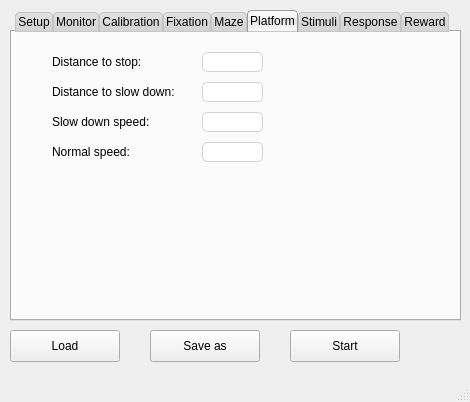
Qt form gui.ui (Ribena-dev/ExpPlatform_2) before a commit.
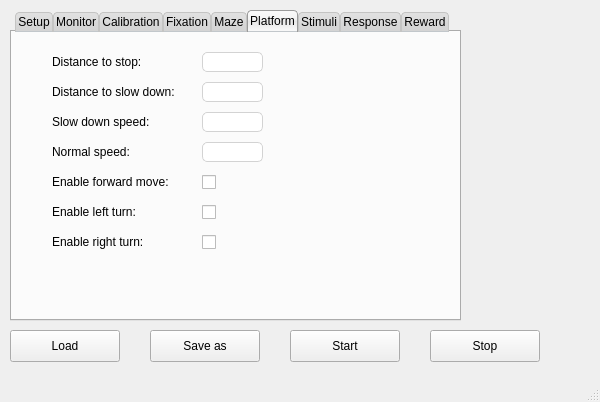
The same form after that commit. The open tabs and pages were chosen to show the change.

Commit message: added in modified,move_avg and sonar test

What changed in the file:
```diff
--- a/gui.ui
+++ b/gui.ui
@@ -6,7 +6,7 @@
    <rect>
     <x>0</x>
     <y>0</y>
-    <width>470</width>
+    <width>600</width>
     <height>402</height>
    </rect>
   </property>
@@ -39,6 +39,19 @@
      <string>Start</string>
     </property>
    </widget>
+   <widget class="QPushButton" name="stop_button">
+    <property name="geometry">
+     <rect>
+      <x>430</x>
+      <y>330</y>
+      <width>110</width>
+      <height>32</height>
+     </rect>
+    </property>
+    <property name="text">
+     <string>Stop</string>
+    </property>
+   </widget>
    <widget class="QTabWidget" name="calibration_tab_2">
     <property name="geometry">
      <rect>
@@ -1496,6 +1509,45 @@
        <string>Normal speed:</string>
       </property>
      </widget>
+     <widget class="QLabel" name="label_65">
+      <property name="geometry">
+       <rect>
+        <x>40</x>
+        <y>140</y>
+        <width>141</width>
+        <height>20</height>
+       </rect>
+      </property>
+      <property name="text">
+       <string>Enable forward move:</string>
+      </property>
+     </widget>
+     <widget class="QLabel" name="label_66">
+      <property name="geometry">
+       <rect>
+        <x>40</x>
+        <y>170</y>
+        <width>141</width>
+        <height>20</height>
+       </rect>
+      </property>
+      <property name="text">
+       <string>Enable left turn:</string>
+      </property>
+     </widget>
+     <widget class="QLabel" name="label_65">
+      <property name="geometry">
+       <rect>
+        <x>40</x>
+        <y>200</y>
+        <width>141</width>
+        <height>20</height>
+       </rect>
+      </property>
+      <property name="text">
+       <string>Enable right turn:</string>
+      </property>
+     </widget>
      <widget class="QLineEdit" name="platform_slowDownSpeed">
       <property name="geometry">
        <rect>
@@ -1536,6 +1588,54 @@
 border-radius: 5px</string>
       </property>
      </widget>
+     <widget class="QCheckBox" name="platform_move_front">
+      <property name="geometry">
+       <rect>
+        <x>190</x>
+        <y>140</y>
+        <width>20</width>
+        <height>20</height>
+       </rect>
+      </property>
+      <property name="toolTip">
+       <string>Whether to enable forward movement</string>
+      </property>
+      <property name="text">
+       <string/>
+      </property>
+     </widget>
+     <widget class="QCheckBox" name="platform_move_left">
+      <property name="geometry">
+       <rect>
+        <x>190</x>
+        <y>170</y>
+        <width>20</width>
+        <height>20</height>
+       </rect>
+      </property>
+      <property name="toolTip">
+       <string>Whether to enable left turn</string>
+      </property>
+      <property name="text">
+       <string/>
+      </property>
+     </widget>
+     <widget class="QCheckBox" name="platform_move_right">
+      <property name="geometry">
+       <rect>
+        <x>190</x>
+        <y>200</y>
+        <width>20</width>
+        <height>20</height>
+       </rect>
+      </property>
+      <property name="toolTip">
+       <string>Whether to enable right turn</string>
+      </property>
+      <property name="text">
+       <string/>
+      </property>
+     </widget>
     </widget>
     <widget class="QWidget" name="target_tab">
      <attribute name="title">
```
Left out of the diff: 35 changed lines with no effect on the pictures. The commit also changes 477 other files.
